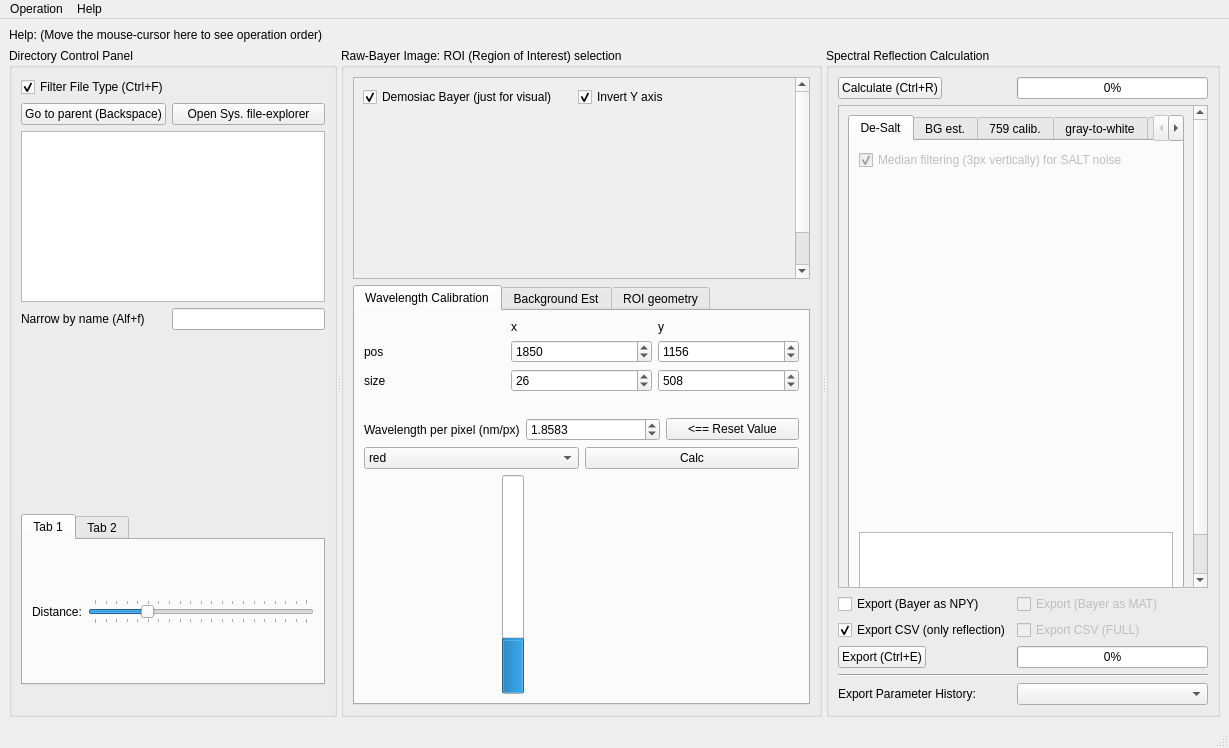
Above: UI/UI_Mainwindow.ui from garid3000/bps_spectrometer_gui before the change. Below: the same form after it.
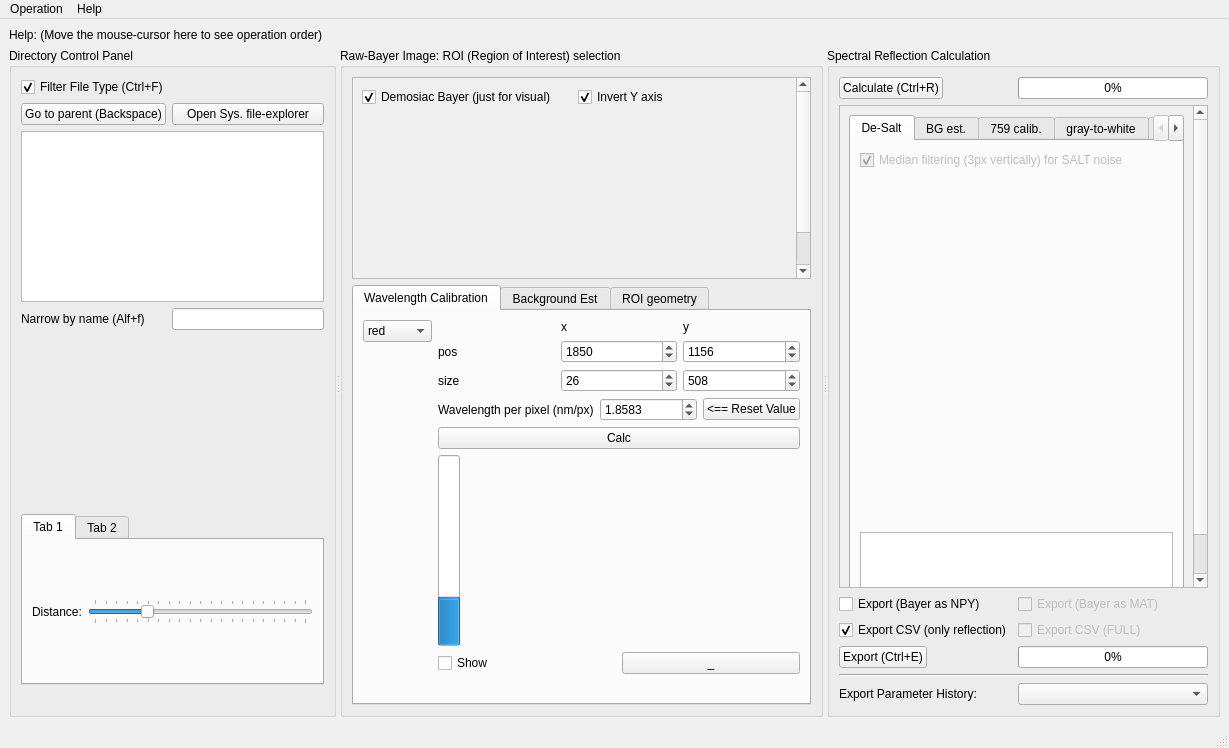
That is the form after the change. The open tabs and pages were chosen to show the change. Icons and pictures are not drawn. Custom widgets are drawn as their Qt base class.

Commit message: Preliminary wavlength calculation from calibrated 759nm parameters

The edit to the form file:
```diff
--- a/UI/UI_Mainwindow.ui
+++ b/UI/UI_Mainwindow.ui
@@ -14,7 +14,17 @@
    <string>MainWindow</string>
   </property>
   <widget class="QWidget" name="centralwidget">
-   <layout class="QGridLayout" name="gridLayout_4">
+   <layout class="QGridLayout" name="gridLayout_10">
+    <item row="0" column="0">
+     <widget class="QLabel" name="label">
+      <property name="toolTip">
+       <string>&lt;html&gt;&lt;head/&gt;&lt;body&gt;&lt;p&gt;&lt;img src=&quot;:/newPrefix/MAIN_howto.png&quot;/&gt;&lt;/p&gt;&lt;/body&gt;&lt;/html&gt;</string>
+      </property>
+      <property name="text">
+       <string>Help: (Move the mouse-cursor here to see operation order)</string>
+      </property>
+     </widget>
+    </item>
     <item row="1" column="0">
      <widget class="QSplitter" name="splitter">
       <property name="sizePolicy">
@@ -108,7 +118,7 @@
            <item row="6" column="0" colspan="2">
             <widget class="QTabWidget" name="tabWidget_2">
              <property name="currentIndex">
-              <number>1</number>
+              <number>0</number>
              </property>
              <widget class="QWidget" name="tab_6">
               <attribute name="title">
@@ -244,7 +254,7 @@
             <rect>
              <x>0</x>
              <y>0</y>
-             <width>432</width>
+             <width>434</width>
              <height>246</height>
             </rect>
            </property>
@@ -296,17 +306,189 @@
         <item>
          <widget class="QTabWidget" name="tw_midcol">
           <property name="currentIndex">
-           <number>2</number>
+           <number>0</number>
           </property>
           <widget class="QWidget" name="midcol_tab1_wave">
            <attribute name="title">
             <string>Wavelength Calibration</string>
            </attribute>
-           <layout class="QGridLayout" name="gridLayout_10">
-            <item row="0" column="0">
+           <layout class="QGridLayout" name="gridLayout_11">
+            <item row="4" column="1">
+             <layout class="QGridLayout" name="gridLayout_4">
+              <item row="0" column="0">
+               <widget class="QCheckBox" name="cb_shows_calibrated_wl">
+                <property name="text">
+                 <string>Show</string>
+                </property>
+               </widget>
+              </item>
+              <item row="0" column="1">
+               <widget class="QPushButton" name="pushButton">
+                <property name="text">
+                 <string>_</string>
+                </property>
+               </widget>
+              </item>
+             </layout>
+            </item>
+            <item row="0" column="0" rowspan="5">
+             <layout class="QVBoxLayout" name="verticalLayout_3">
+              <item>
+               <widget class="QComboBox" name="cb_759_channel">
+                <item>
+                 <property name="text">
+                  <string>red</string>
+                 </property>
+                </item>
+                <item>
+                 <property name="text">
+                  <string>green</string>
+                 </property>
+                </item>
+                <item>
+                 <property name="text">
+                  <string>green2</string>
+                 </property>
+                </item>
+                <item>
+                 <property name="text">
+                  <string>blue</string>
+                 </property>
+                </item>
+               </widget>
+              </item>
+              <item>
+               <widget class="QLabel" name="label_8">
+                <property name="text">
+                 <string/>
+                </property>
+               </widget>
+              </item>
+              <item>
+               <widget class="ImageView" name="graph_759_roi" native="true">
+                <property name="sizePolicy">
+                 <sizepolicy hsizetype="Minimum" vsizetype="Preferred">
+                  <horstretch>1</horstretch>
+                  <verstretch>1</verstretch>
+                 </sizepolicy>
+                </property>
+                <property name="minimumSize">
+                 <size>
+                  <width>1</width>
+                  <height>1</height>
+                 </size>
+                </property>
+               </widget>
+              </item>
+             </layout>
+            </item>
+            <item row="5" column="1">
+             <widget class="QLabel" name="label_3">
+              <property name="text">
+               <string/>
+              </property>
+             </widget>
+            </item>
+            <item row="3" column="1">
+             <layout class="QGridLayout" name="gridLayout_9">
+              <item row="1" column="3">
+               <widget class="PlotWidget" name="graph_759_plot_fit" native="true">
+                <property name="sizePolicy">
+                 <sizepolicy hsizetype="Expanding" vsizetype="Expanding">
+                  <horstretch>1</horstretch>
+                  <verstretch>1</verstretch>
+                 </sizepolicy>
+                </property>
+                <property name="minimumSize">
+                 <size>
+                  <width>1</width>
+                  <height>1</height>
+                 </size>
+                </property>
+               </widget>
+              </item>
+              <item row="1" column="2">
+               <widget class="PlotWidget" name="graph_759_plot" native="true">
+                <property name="sizePolicy">
+                 <sizepolicy hsizetype="Expanding" vsizetype="Expanding">
+                  <horstretch>1</horstretch>
+                  <verstretch>1</verstretch>
+                 </sizepolicy>
+                </property>
+                <property name="minimumSize">
+                 <size>
+                  <width>1</width>
+                  <height>1</height>
+                 </size>
+                </property>
+               </widget>
+              </item>
+              <item row="1" column="1">
+               <widget class="QProgressBar" name="pbar_759_rows">
+                <property name="value">
+                 <number>24</number>
+                </property>
+                <property name="orientation">
+                 <enum>Qt::Orientation::Vertical</enum>
+                </property>
+               </widget>
+              </item>
+             </layout>
+            </item>
+            <item row="2" column="1">
+             <widget class="QPushButton" name="pb_wave_calib">
+              <property name="text">
+               <string>Calc</string>
+              </property>
+             </widget>
+            </item>
+            <item row="1" column="1">
+             <layout class="QGridLayout" name="gridLayout_8">
+              <item row="0" column="0">
+               <widget class="QLabel" name="_l">
+                <property name="text">
+                 <string>Wavelength per pixel (nm/px)</string>
+                </property>
+               </widget>
+              </item>
+              <item row="0" column="1">
+               <widget class="QDoubleSpinBox" name="sb_waveperpixel">
+                <property name="decimals">
+                 <number>4</number>
+                </property>
+                <property name="minimum">
+                 <double>1.500000000000000</double>
+                </property>
+                <property name="maximum">
+                 <double>2.500000000000000</double>
+                </property>
+                <property name="singleStep">
+                 <double>2.000000000000000</double>
+                </property>
+                <property name="value">
+                 <double>1.858300000000000</double>
+                </property>
+               </widget>
+              </item>
+              <item row="0" column="2">
+               <widget class="QPushButton" name="pb_waveperpixel_reset">
+                <property name="text">
+                 <string>&lt;== Reset Value</string>
+                </property>
+               </widget>
+              </item>
+             </layout>
+            </item>
+            <item row="0" column="1">
              <layout class="QGridLayout" name="gridLayout_7">
               <item row="0" column="1">
                <widget class="QLabel" name="label_6">
+                <property name="sizePolicy">
+                 <sizepolicy hsizetype="Preferred" vsizetype="Fixed">
+                  <horstretch>0</horstretch>
+                  <verstretch>0</verstretch>
+                 </sizepolicy>
+                </property>
                 <property name="text">
                  <string>x</string>
                 </property>
@@ -314,6 +496,12 @@
               </item>
               <item row="0" column="2">
                <widget class="QLabel" name="label_7">
+                <property name="sizePolicy">
+                 <sizepolicy hsizetype="Preferred" vsizetype="Fixed">
+                  <horstretch>0</horstretch>
+                  <verstretch>0</verstretch>
+                 </sizepolicy>
+                </property>
                 <property name="text">
                  <string>y</string>
                 </property>
@@ -387,147 +575,6 @@
               </item>
              </layout>
             </item>
-            <item row="1" column="0">
-             <widget class="QLabel" name="label_3">
-              <property name="text">
-               <string/>
-              </property>
-             </widget>
-            </item>
-            <item row="3" column="0">
-             <layout class="QGridLayout" name="gridLayout_8">
-              <item row="0" column="0">
-               <widget class="QLabel" name="_l">
-                <property name="text">
-                 <string>Wavelength per pixel (nm/px)</string>
-                </property>
-               </widget>
-              </item>
-              <item row="0" column="1">
-               <widget class="QDoubleSpinBox" name="sb_waveperpixel">
-                <property name="decimals">
-                 <number>4</number>
-                </property>
-                <property name="minimum">
-                 <double>1.500000000000000</double>
-                </property>
-                <property name="maximum">
-                 <double>2.500000000000000</double>
-                </property>
-                <property name="singleStep">
-                 <double>2.000000000000000</double>
-                </property>
-                <property name="value">
-                 <double>1.858300000000000</double>
-                </property>
-               </widget>
-              </item>
-              <item row="0" column="2">
-               <widget class="QPushButton" name="pb_waveperpixel_reset">
-                <property name="text">
-                 <string>&lt;== Reset Value</string>
-                </property>
-               </widget>
-              </item>
-             </layout>
-            </item>
-            <item row="4" column="0">
-             <layout class="QGridLayout" name="gridLayout_9">
-              <item row="0" column="0" colspan="4">
-               <layout class="QHBoxLayout" name="horizontalLayout_3">
-                <item>
-                 <widget class="QComboBox" name="cb_759_channel">
-                  <item>
-                   <property name="text">
-                    <string>red</string>
-                   </property>
-                  </item>
-                  <item>
-                   <property name="text">
-                    <string>green</string>
-                   </property>
-                  </item>
-                  <item>
-                   <property name="text">
-                    <string>green2</string>
-                   </property>
-                  </item>
-                  <item>
-                   <property name="text">
-                    <string>blue</string>
-                   </property>
-                  </item>
-                 </widget>
-                </item>
-                <item>
-                 <widget class="QPushButton" name="pb_wave_calib">
-                  <property name="text">
-                   <string>Calc</string>
-                  </property>
-                 </widget>
-                </item>
-               </layout>
-              </item>
-              <item row="1" column="2">
-               <widget class="PlotWidget" name="graph_759_plot" native="true">
-                <property name="sizePolicy">
-                 <sizepolicy hsizetype="Preferred" vsizetype="MinimumExpanding">
-                  <horstretch>1</horstretch>
-                  <verstretch>1</verstretch>
-                 </sizepolicy>
-                </property>
-                <property name="minimumSize">
-                 <size>
-                  <width>1</width>
-                  <height>1</height>
-                 </size>
-                </property>
-               </widget>
-              </item>
-              <item row="1" column="3">
-               <widget class="PlotWidget" name="graph_759_plot_fit" native="true">
-                <property name="sizePolicy">
-                 <sizepolicy hsizetype="Preferred" vsizetype="MinimumExpanding">
-                  <horstretch>1</horstretch>
-                  <verstretch>1</verstretch>
-                 </sizepolicy>
-                </property>
-                <property name="minimumSize">
-                 <size>
-                  <width>1</width>
-                  <height>1</height>
-                 </size>
-                </property>
-               </widget>
-              </item>
-              <item row="1" column="0">
-               <widget class="ImageView" name="graph_759_roi" native="true">
-                <property name="sizePolicy">
-                 <sizepolicy hsizetype="Preferred" vsizetype="MinimumExpanding">
-                  <horstretch>1</horstretch>
-                  <verstretch>1</verstretch>
-                 </sizepolicy>
-                </property>
-                <property name="minimumSize">
-                 <size>
-                  <width>1</width>
-                  <height>1</height>
-                 </size>
-                </property>
-               </widget>
-              </item>
-              <item row="1" column="1">
-               <widget class="QProgressBar" name="pbar_759_rows">
-                <property name="value">
-                 <number>24</number>
-                </property>
-                <property name="orientation">
-                 <enum>Qt::Orientation::Vertical</enum>
-                </property>
-               </widget>
-              </item>
-             </layout>
-            </item>
            </layout>
           </widget>
           <widget class="QWidget" name="midcol_tab2_bgnd">
@@ -891,7 +938,7 @@
             <rect>
              <x>0</x>
              <y>0</y>
-             <width>350</width>
+             <width>349</width>
              <height>525</height>
             </rect>
            </property>
@@ -899,7 +946,7 @@
             <item>
              <widget class="QTabWidget" name="tabWidget">
               <property name="currentIndex">
-               <number>2</number>
+               <number>0</number>
               </property>
               <widget class="QWidget" name="tab">
                <attribute name="title">
@@ -1269,16 +1316,6 @@
       </widget>
      </widget>
     </item>
-    <item row="0" column="0">
-     <widget class="QLabel" name="label">
-      <property name="toolTip">
-       <string>&lt;html&gt;&lt;head/&gt;&lt;body&gt;&lt;p&gt;&lt;img src=&quot;:/newPrefix/MAIN_howto.png&quot;/&gt;&lt;/p&gt;&lt;/body&gt;&lt;/html&gt;</string>
-      </property>
-      <property name="text">
-       <string>Help: (Move the mouse-cursor here to see operation order)</string>
-      </property>
-     </widget>
-    </item>
    </layout>
   </widget>
   <widget class="QStatusBar" name="statusbar"/>
```
The commit also changes 2 other files.
